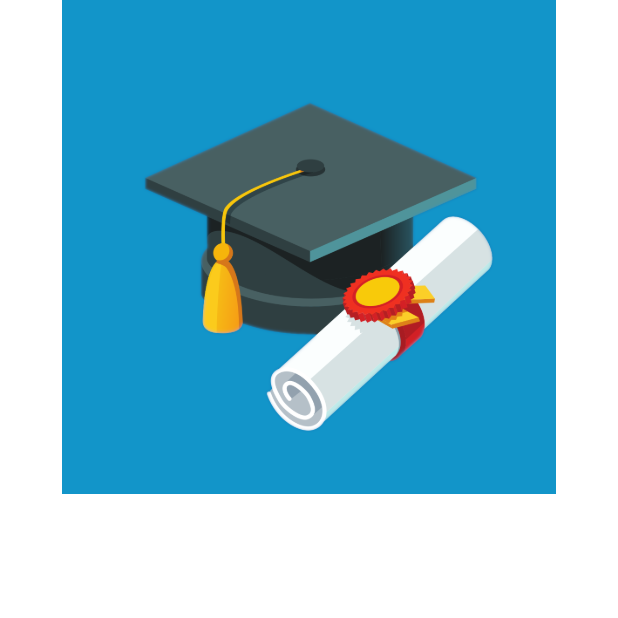
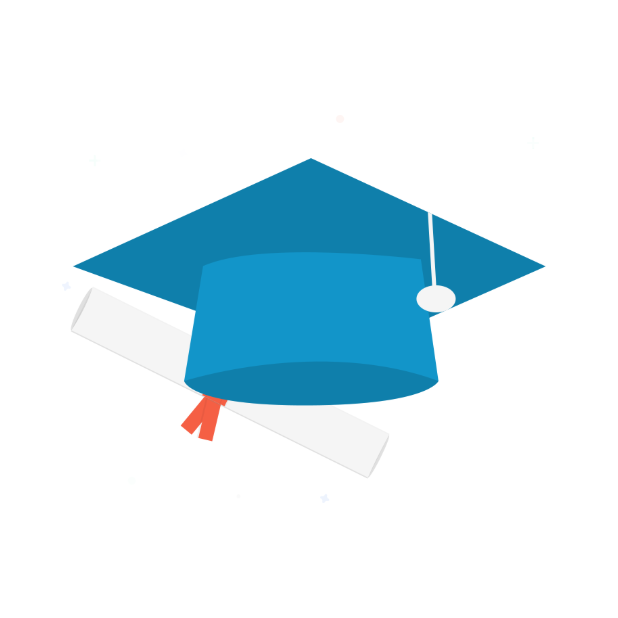
Before and after one commit to rahulrmsh/acharya-v1-flutter, a Flutter app: the screen it shows after launch, on a phone screen of 412 x 824 dp, the top half of it. Run offline on Flutter 3.47's test engine with Material 2 defaults, Android fonts, the phone set to English and light mode, and no system bars; our stand-ins replace flutter_screenutil, google_fonts.

Commit message:
image added

```diff
--- a/lib/views/Login/welcome.dart
+++ b/lib/views/Login/welcome.dart
@@ -19,10 +19,13 @@ class _WelcomeScreenState extends State<WelcomeScreen> {
         backgroundColor: whiteColor,
         body: Column(
           children: [
-            Center(
-              child: Image(
-                height: height * 0.4,
-                image: AssetImage('assets/images/ACH2.png'),
+            Padding(
+              padding: EdgeInsets.all(height * 0.05),
+              child: Center(
+                child: Image(
+                  height: height * 0.4,
+                  image: AssetImage('assets/images/welcome03.png'),
+                ),
               ),
             ),
             Padding(
```
Also changed, not shown: assets/images/welcome03.png (added).
